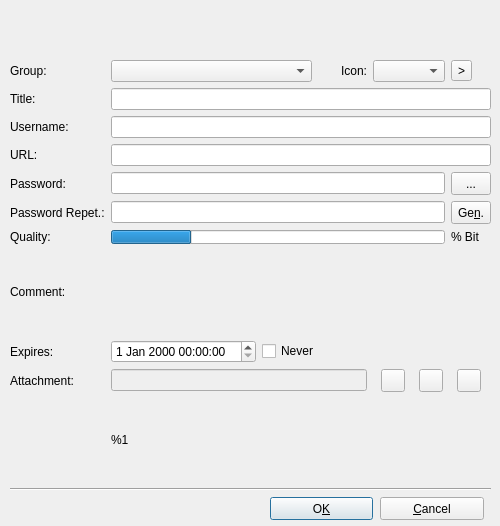
Above: src/forms/EditEntryDlg.ui from thooge/keepassx1 before the change. Below: the same form after it.
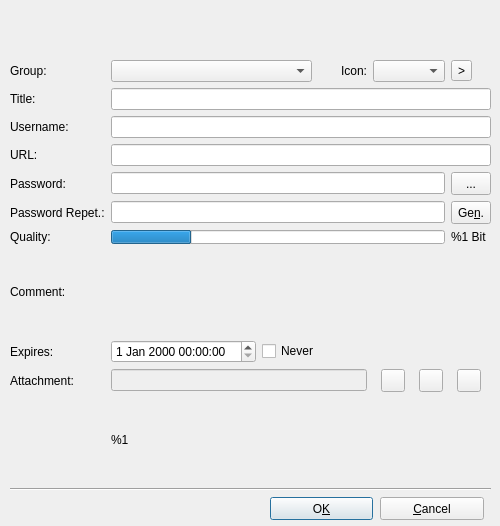
That is the form after the change. Icons and pictures are not drawn. Custom widgets are drawn as their Qt base class.

```diff
--- a/src/forms/EditEntryDlg.ui
+++ b/src/forms/EditEntryDlg.ui
@@ -340,7 +340,7 @@
     <item row="6" column="5" >
      <widget class="QLabel" name="Label_Bits" >
       <property name="text" >
-       <string>% Bit</string>
+       <string>%1 Bit</string>
       </property>
      </widget>
     </item>
```
